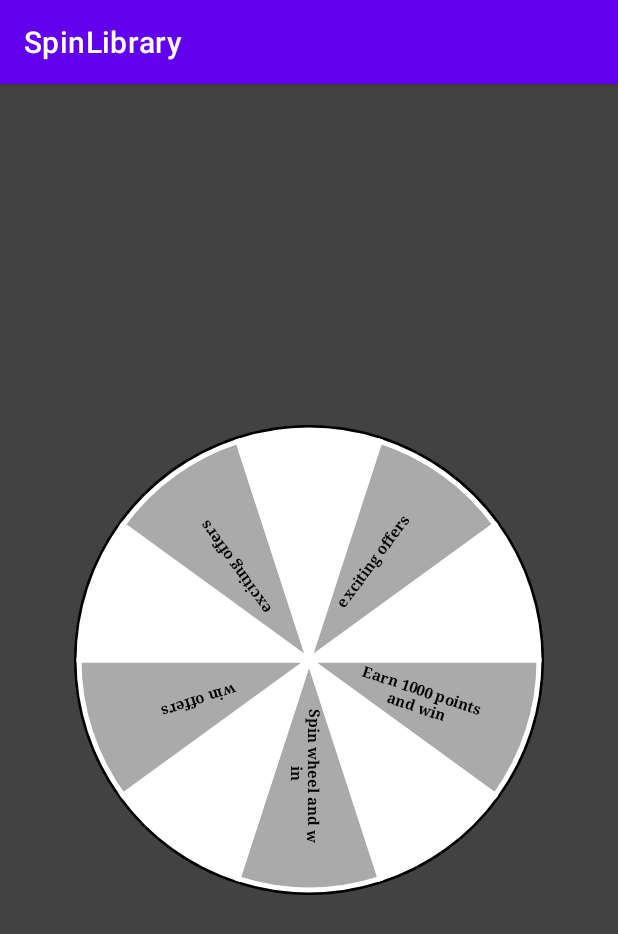
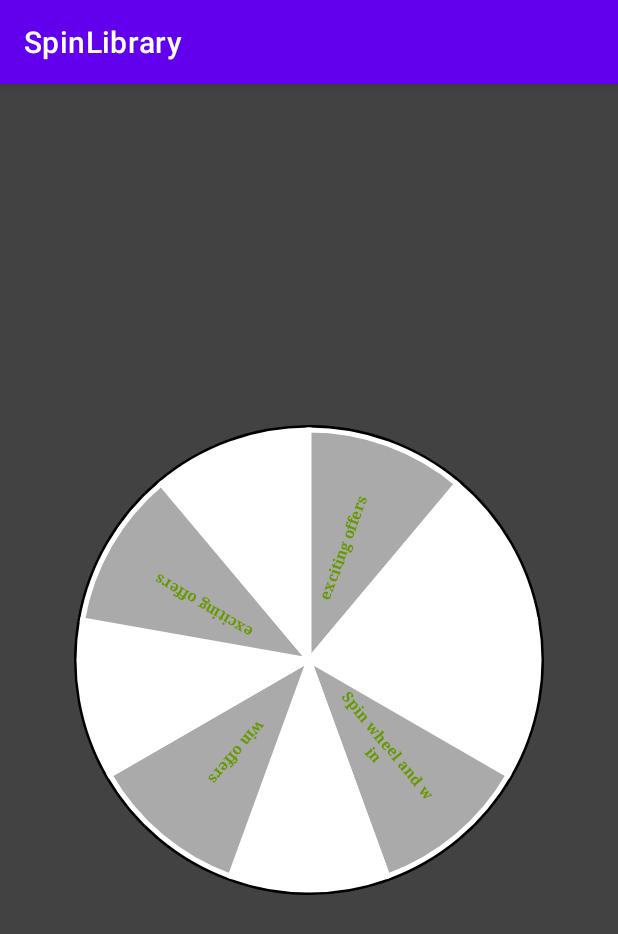
Before and after one commit to Sha489/SpinLibrary, an Android app: the screen it shows after launch (MainActivity), on a phone screen of 412 x 824 dp. Shown: the top 934 px of the screen. Run offline under Robolectric (Android 15) with nearby library versions, the phone set to English and light mode, and no system bars.

Commit message:
Changes in individual text color

```diff
--- a/app/src/main/java/com/app/spinlibrary/MainActivity.kt
+++ b/app/src/main/java/com/app/spinlibrary/MainActivity.kt
@@ -21,16 +21,16 @@ class MainActivity : AppCompatActivity() {
     fun setData() {
         luckyItems = ArrayList<LuckyItem>()
 
-        luckyItems?.add(LuckyItem(" Earn 1000 points and win", ContextCompat.getColor(applicationContext, android.R.color.darker_gray)))
-        luckyItems?.add(LuckyItem("", ContextCompat.getColor(applicationContext, android.R.color.white)))
-        luckyItems?.add(LuckyItem(" Spin wheel and win", ContextCompat.getColor(applicationContext, android.R.color.darker_gray)))
-        luckyItems?.add(LuckyItem("", ContextCompat.getColor(applicationContext, android.R.color.white)))
-        luckyItems?.add(LuckyItem(" win offers", ContextCompat.getColor(applicationContext, android.R.color.darker_gray)))
-        luckyItems?.add(LuckyItem("", ContextCompat.getColor(applicationContext, android.R.color.white)))
-        luckyItems?.add(LuckyItem(" exciting offers", ContextCompat.getColor(applicationContext, android.R.color.darker_gray)))
-        luckyItems?.add(LuckyItem("", ContextCompat.getColor(applicationContext, android.R.color.white)))
-        luckyItems?.add(LuckyItem(" exciting offers", ContextCompat.getColor(applicationContext, android.R.color.darker_gray)))
-        luckyItems?.add(LuckyItem("", ContextCompat.getColor(applicationContext, android.R.color.white)))
+//        luckyItems?.add(LuckyItem(" Earn 1000 points and win", ContextCompat.getColor(applicationContext, android.R.color.darker_gray), ContextCompat.getColor(applicationContext, android.R.color.white)))
+        luckyItems?.add(LuckyItem("", ContextCompat.getColor(applicationContext, android.R.color.white), ContextCompat.getColor(applicationContext, android.R.color.holo_green_dark)))
+        luckyItems?.add(LuckyItem(" Spin wheel and win", ContextCompat.getColor(applicationContext, android.R.color.darker_gray), ContextCompat.getColor(applicationContext, android.R.color.holo_green_dark)))
+        luckyItems?.add(LuckyItem("", ContextCompat.getColor(applicationContext, android.R.color.white),ContextCompat.getColor(applicationContext, android.R.color.holo_green_dark)))
+        luckyItems?.add(LuckyItem(" win offers", ContextCompat.getColor(applicationContext, android.R.color.darker_gray), ContextCompat.getColor(applicationContext, android.R.color.holo_green_dark)))
+        luckyItems?.add(LuckyItem("", ContextCompat.getColor(applicationContext, android.R.color.white), ContextCompat.getColor(applicationContext, android.R.color.holo_green_dark)))
+        luckyItems?.add(LuckyItem(" exciting offers", ContextCompat.getColor(applicationContext, android.R.color.darker_gray), ContextCompat.getColor(applicationContext, android.R.color.holo_green_dark)))
+        luckyItems?.add(LuckyItem("", ContextCompat.getColor(applicationContext, android.R.color.white), ContextCompat.getColor(applicationContext, android.R.color.holo_green_dark)))
+        luckyItems?.add(LuckyItem(" exciting offers", ContextCompat.getColor(applicationContext, android.R.color.darker_gray), ContextCompat.getColor(applicationContext, android.R.color.holo_green_dark)))
+        luckyItems?.add(LuckyItem("", ContextCompat.getColor(applicationContext, android.R.color.white), ContextCompat.getColor(applicationContext, android.R.color.holo_green_dark)))
 //        luckyItems?.add(LuckyItem(" exciting offers", ContextCompat.getColor(applicationContext, android.R.color.darker_gray)))
 //        luckyItems?.add(LuckyItem("", ContextCompat.getColor(applicationContext, android.R.color.white)))
 
--- a/library/src/main/java/rubikstudio/library/PielView.java
+++ b/library/src/main/java/rubikstudio/library/PielView.java
@@ -207,6 +207,8 @@ public class PielView extends View {
                 drawImage(canvas, tmpAngle, BitmapFactory.decodeResource(getResources(),
                         mLuckyItemList.get(i).icon));
             tmpAngle += sweepAngle;
+
+            mTextPaint.setColor(mLuckyItemList.get(i).textColor);
         }
 
 //        drawCenterImage(canvas, drawableCenterImage);
@@ -315,10 +317,10 @@ public class PielView extends View {
 //            mTextPaint.setColor(Color.parseColor("#FFDE88"));
 //        }
 
-        if (textColor == 0)
-            mTextPaint.setColor(Color.parseColor("#000000"));
-        else
-            mTextPaint.setColor(textColor);
+//        if (textColor == 0)
+//            mTextPaint.setColor(Color.parseColor("#000000"));
+//        else
+//            mTextPaint.setColor(textColor);
 
 //        DisplayMetrics displayMetrics = new DisplayMetrics();
 //        getWindowManager().getDefaultDisplay().getMetrics(displayMetrics);
--- a/library/src/main/java/rubikstudio/library/model/LuckyItem.java
+++ b/library/src/main/java/rubikstudio/library/model/LuckyItem.java
@@ -10,9 +10,11 @@ public class LuckyItem {
     public int secondaryTextOrientation;
     public int icon;
     public int color;
+    public int textColor;
 
-    public LuckyItem(String secondaryText, int color) {
+    public LuckyItem(String secondaryText, int color, int textColor) {
         this.color = color;
         this.secondaryText = secondaryText;
+        this.textColor = textColor;
     }
 }
```
